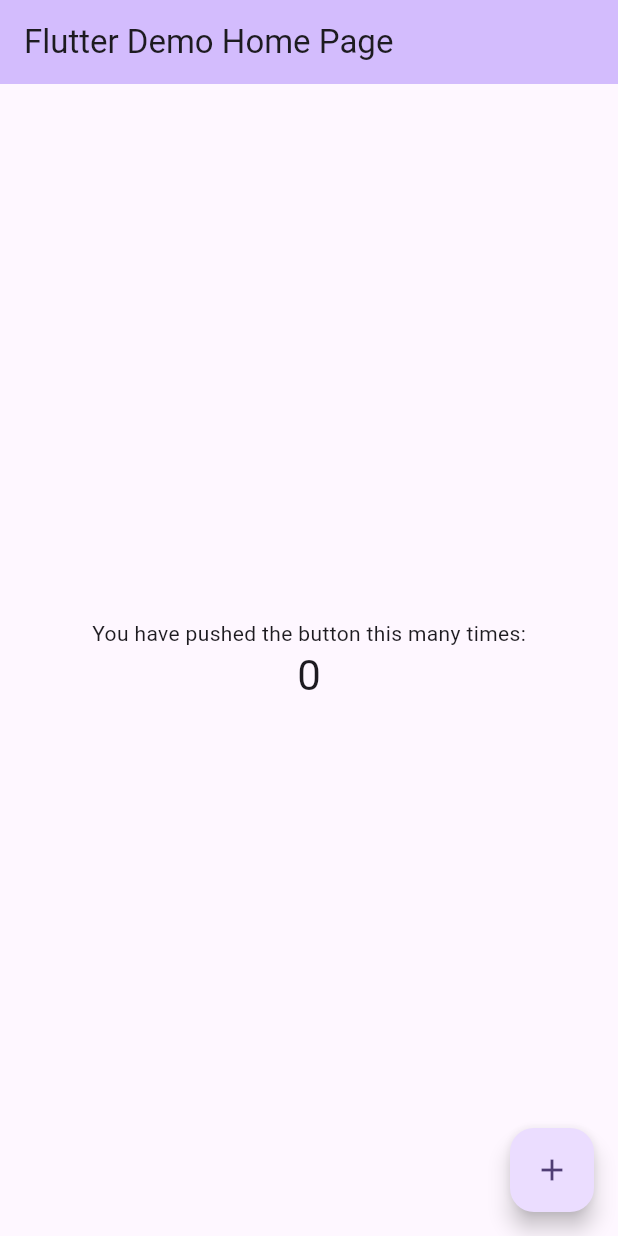
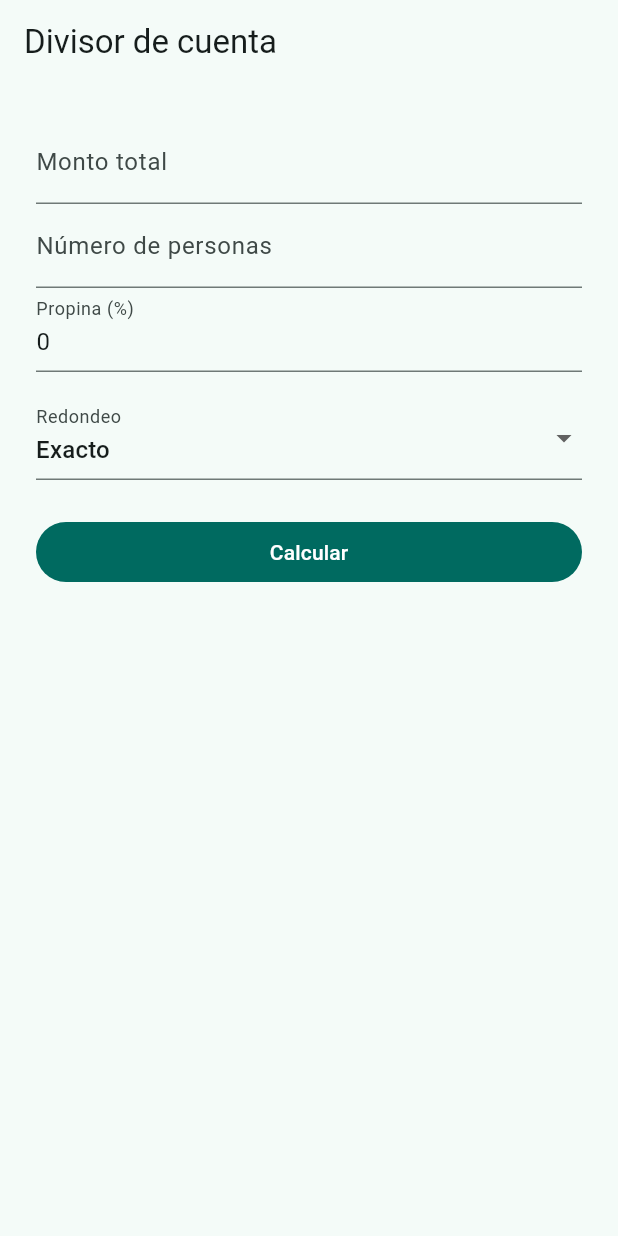
Before and after one commit to Le0Padill4/divisor_cuenta, a Flutter app: the screen it shows after launch, on a phone screen of 412 x 824 dp. Run offline on Flutter 3.47's test engine with Material 3 defaults, Android fonts, the phone set to English and light mode, and no system bars.

Commit message:
feat(sdd): implementa divisor por capas con pruebas

```diff
--- /dev/null
+++ b/lib/data/redondeo_exacto.dart
@@ -0,0 +1,6 @@
+import '../domain/estrategia_redondeo.dart';
+
+class RedondeoExacto implements EstrategiaRedondeo {
+  @override
+  double redondear(double valor) => (valor * 100).round() / 100;
+}
--- /dev/null
+++ b/lib/data/redondeo_hacia_arriba.dart
@@ -0,0 +1,6 @@
+import '../domain/estrategia_redondeo.dart';
+
+class RedondeoHaciaArriba implements EstrategiaRedondeo {
+  @override
+  double redondear(double valor) => valor.ceilToDouble();
+}
--- /dev/null
+++ b/lib/domain/calcular_division.dart
@@ -0,0 +1,14 @@
+import 'cuenta.dart';
+import 'estrategia_redondeo.dart';
+import 'resultado.dart';
+
+class CalcularDivision {
+  Resultado calcular(Cuenta cuenta, EstrategiaRedondeo estrategia) {
+    final totalConPropina =
+        cuenta.monto * (1 + cuenta.porcentajePropina / 100);
+    final montoPorPersona = totalConPropina / cuenta.personas;
+    return Resultado(
+      montoPorPersona: estrategia.redondear(montoPorPersona),
+    );
+  }
+}
--- /dev/null
+++ b/lib/domain/cuenta.dart
@@ -0,0 +1,11 @@
+class Cuenta {
+  final double monto;
+  final int personas;
+  final double porcentajePropina;
+
+  const Cuenta({
+    required this.monto,
+    required this.personas,
+    required this.porcentajePropina,
+  });
+}
--- /dev/null
+++ b/lib/domain/estrategia_redondeo.dart
@@ -0,0 +1,3 @@
+abstract interface class EstrategiaRedondeo {
+  double redondear(double valor);
+}
--- /dev/null
+++ b/lib/domain/resultado.dart
@@ -0,0 +1,5 @@
+class Resultado {
+  final double montoPorPersona;
+
+  const Resultado({required this.montoPorPersona});
+}
--- /dev/null
+++ b/lib/domain/validar_entrada.dart
@@ -0,0 +1,16 @@
+import 'cuenta.dart';
+
+class ValidarEntrada {
+  String? validar(Cuenta cuenta) {
+    if (!cuenta.monto.isFinite) {
+      return 'Monto inválido';
+    }
+    if (cuenta.personas < 1) {
+      return 'Debe haber al menos una persona';
+    }
+    if (!cuenta.porcentajePropina.isFinite) {
+      return 'Propina inválida';
+    }
+    return null;
+  }
+}
--- a/lib/main.dart
+++ b/lib/main.dart
@@ -1,122 +1,37 @@
 import 'package:flutter/material.dart';
 
+import 'data/redondeo_exacto.dart';
+import 'data/redondeo_hacia_arriba.dart';
+import 'domain/calcular_division.dart';
+import 'domain/validar_entrada.dart';
+import 'presentation/divisor_controller.dart';
+import 'presentation/formateador_moneda.dart';
+import 'presentation/pantalla_divisor.dart';
+
 void main() {
-  runApp(const MyApp());
+  final pantalla = PantallaDivisor(
+    controller: DivisorController(
+      validador: ValidarEntrada(),
+      calculador: CalcularDivision(),
+      redondeoExacto: RedondeoExacto(),
+      redondeoHaciaArriba: RedondeoHaciaArriba(),
+      formateador: FormateadorMoneda(),
+    ),
+  );
+  runApp(DivisorCuentaApp(pantalla: pantalla));
 }
 
-class MyApp extends StatelessWidget {
-  const MyApp({super.key});
+class DivisorCuentaApp extends StatelessWidget {
+  final PantallaDivisor pantalla;
 
-  // This widget is the root of your application.
+  const DivisorCuentaApp({super.key, required this.pantalla});
+
   @override
   Widget build(BuildContext context) {
     return MaterialApp(
-      title: 'Flutter Demo',
-      theme: ThemeData(
-        // This is the theme of your application.
-        //
-        // TRY THIS: Try running your application with "flutter run". You'll see
-        // the application has a purple toolbar. Then, without quitting the app,
-        // try changing the seedColor in the colorScheme below to Colors.green
-        // and then invoke "hot reload" (save your changes or press the "hot
-        // reload" button in a Flutter-supported IDE, or press "r" if you used
-        // the command line to start the app).
-        //
-        // Notice that the counter didn't reset back to zero; the application
-        // state is not lost during the reload. To reset the state, use hot
-        // restart instead.
-        //
-        // This works for code too, not just values: Most code changes can be
-        // tested with just a hot reload.
-        colorScheme: .fromSeed(seedColor: Colors.deepPurple),
-      ),
-      home: const MyHomePage(title: 'Flutter Demo Home Page'),
+      title: 'Divisor de cuenta',
+      theme: ThemeData(colorSchemeSeed: Colors.teal, useMaterial3: true),
+      home: pantalla,
     );
   }
 }
-
-class MyHomePage extends StatefulWidget {
-  const MyHomePage({super.key, required this.title});
-
-  // This widget is the home page of your application. It is stateful, meaning
-  // that it has a State object (defined below) that contains fields that affect
-  // how it looks.
-
-  // This class is the configuration for the state. It holds the values (in this
-  // case the title) provided by the parent (in this case the App widget) and
-  // used by the build method of the State. Fields in a Widget subclass are
-  // always marked "final".
-
-  final String title;
-
-  @override
-  State<MyHomePage> createState() => _MyHomePageState();
-}
-
-class _MyHomePageState extends State<MyHomePage> {
-  int _counter = 0;
-
-  void _incrementCounter() {
-    setState(() {
-      // This call to setState tells the Flutter framework that something has
-      // changed in this State, which causes it to rerun the build method below
-      // so that the display can reflect the updated values. If we changed
-      // _counter without calling setState(), then the build method would not be
-      // called again, and so nothing would appear to happen.
-      _counter++;
-    });
-  }
-
-  @override
-  Widget build(BuildContext context) {
-    // This method is rerun every time setState is called, for instance as done
-    // by the _incrementCounter method above.
-    //
-    // The Flutter framework has been optimized to make rerunning build methods
-    // fast, so that you can just rebuild anything that needs updating rather
-    // than having to individually change instances of widgets.
-    return Scaffold(
-      appBar: AppBar(
-        // TRY THIS: Try changing the color here to a specific color (to
-        // Colors.amber, perhaps?) and trigger a hot reload to see the AppBar
-        // change color while the other colors stay the same.
-        backgroundColor: Theme.of(context).colorScheme.inversePrimary,
-        // Here we take the value from the MyHomePage object that was created by
-        // the App.build method, and use it to set our appbar title.
-        title: Text(widget.title),
-      ),
-      body: Center(
-        // Center is a layout widget. It takes a single child and positions it
-        // in the middle of the parent.
-        child: Column(
-          // Column is also a layout widget. It takes a list of children and
-          // arranges them vertically. By default, it sizes itself to fit its
-          // children horizontally, and tries to be as tall as its parent.
-          //
-          // Column has various properties to control how it sizes itself and
-          // how it positions its children. Here we use mainAxisAlignment to
-          // center the children vertically; the main axis here is the vertical
-          // axis because Columns are vertical (the cross axis would be
-          // horizontal).
-          //
-          // TRY THIS: Invoke "debug painting" (choose the "Toggle Debug Paint"
-          // action in the IDE, or press "p" in the console), to see the
-          // wireframe for each widget.
-          mainAxisAlignment: .center,
-          children: [
-            const Text('You have pushed the button this many times:'),
-            Text(
-              '$_counter',
-              style: Theme.of(context).textTheme.headlineMedium,
-            ),
-          ],
-        ),
-      ),
-      floatingActionButton: FloatingActionButton(
-        onPressed: _incrementCounter,
-        tooltip: 'Increment',
-        child: const Icon(Icons.add),
-      ),
-    );
-  }
-}
--- /dev/null
+++ b/lib/presentation/divisor_controller.dart
@@ -0,0 +1,58 @@
+import '../domain/calcular_division.dart';
+import '../domain/cuenta.dart';
+import '../domain/estrategia_redondeo.dart';
+import '../domain/resultado.dart';
+import '../domain/validar_entrada.dart';
+import 'formateador_moneda.dart';
+
+class DivisorController {
+  final ValidarEntrada validador;
+  final CalcularDivision calculador;
+  final EstrategiaRedondeo redondeoExacto;
+  final EstrategiaRedondeo redondeoHaciaArriba;
+  final FormateadorMoneda formateador;
+
+  String? mensajeError;
+  Resultado? resultado;
+
+  DivisorController({
+    required this.validador,
+    required this.calculador,
+    required this.redondeoExacto,
+    required this.redondeoHaciaArriba,
+    required this.formateador,
+  });
+
+  String? calcular({
+    required String monto,
+    required String personas,
+    required String propina,
+    required bool haciaArriba,
+  }) {
+    resultado = null;
+    mensajeError = null;
+    final cuenta = Cuenta(
+      monto: double.tryParse(monto.trim()) ?? double.nan,
+      personas: int.tryParse(personas.trim()) ?? 0,
+      porcentajePropina: double.tryParse(propina.trim()) ?? double.nan,
+    );
+    final error = validador.validar(cuenta);
+    if (error != null) {
+      mensajeError = error;
+      return error;
+    }
+
+    resultado = calculador.calcular(
+      cuenta,
+      haciaArriba ? redondeoHaciaArriba : redondeoExacto,
+    );
+    return null;
+  }
+
+  String? get resultadoFormateado {
+    final actual = resultado;
+    return actual == null
+        ? null
+        : formateador.formatear(actual.montoPorPersona);
+  }
+}
--- /dev/null
+++ b/lib/presentation/formateador_moneda.dart
@@ -0,0 +1,3 @@
+class FormateadorMoneda {
+  String formatear(double monto) => monto.toStringAsFixed(2);
+}
--- /dev/null
+++ b/lib/presentation/pantalla_divisor.dart
@@ -0,0 +1,94 @@
+import 'package:flutter/material.dart';
+
+import 'divisor_controller.dart';
+
+class PantallaDivisor extends StatefulWidget {
+  final DivisorController controller;
+
+  const PantallaDivisor({super.key, required this.controller});
+
+  @override
+  State<PantallaDivisor> createState() => _PantallaDivisorState();
+}
+
+class _PantallaDivisorState extends State<PantallaDivisor> {
+  final _montoController = TextEditingController();
+  final _personasController = TextEditingController();
+  final _propinaController = TextEditingController(text: '0');
+  bool _haciaArriba = false;
+
+  @override
+  void dispose() {
+    _montoController.dispose();
+    _personasController.dispose();
+    _propinaController.dispose();
+    super.dispose();
+  }
+
+  void _calcular() {
+    setState(() {
+      widget.controller.calcular(
+        monto: _montoController.text,
+        personas: _personasController.text,
+        propina: _propinaController.text,
+        haciaArriba: _haciaArriba,
+      );
+    });
+  }
+
+  @override
+  Widget build(BuildContext context) {
+    final controller = widget.controller;
+    return Scaffold(
+      appBar: AppBar(title: const Text('Divisor de cuenta')),
+      body: ListView(
+        padding: const EdgeInsets.all(24),
+        children: [
+          TextField(
+            key: const Key('monto'),
+            controller: _montoController,
+            keyboardType: const TextInputType.numberWithOptions(decimal: true),
+            decoration: const InputDecoration(labelText: 'Monto total'),
+          ),
+          TextField(
+            key: const Key('personas'),
+            controller: _personasController,
+            keyboardType: TextInputType.number,
+            decoration: const InputDecoration(labelText: 'Número de personas'),
+          ),
+          TextField(
+            key: const Key('propina'),
+            controller: _propinaController,
+            keyboardType: const TextInputType.numberWithOptions(decimal: true),
+            decoration: const InputDecoration(labelText: 'Propina (%)'),
+          ),
+          const SizedBox(height: 16),
+          DropdownButtonFormField<bool>(
+            initialValue: _haciaArriba,
+            decoration: const InputDecoration(labelText: 'Redondeo'),
+            items: const [
+              DropdownMenuItem(value: false, child: Text('Exacto')),
+              DropdownMenuItem(
+                value: true,
+                child: Text('Hacia arriba al entero'),
+              ),
+            ],
+            onChanged: (value) =>
+                setState(() => _haciaArriba = value ?? false),
+          ),
+          const SizedBox(height: 24),
+          FilledButton(onPressed: _calcular, child: const Text('Calcular')),
+          if (controller.mensajeError case final error?) ...[
+            const SizedBox(height: 16),
+            Text(error),
+          ],
+          if (controller.resultadoFormateado case final valor?) ...[
+            const SizedBox(height: 16),
+            const Text('Cada persona paga:'),
+            Text(valor, key: const Key('resultado')),
+          ],
+        ],
+      ),
+    );
+  }
+}
```
Also changed, not shown: 5 other files.
